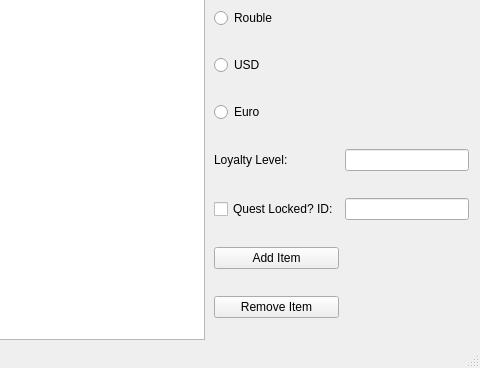
Above: src/gui_assort.ui from ThePi1/SPT-Trader-Builder before the change; both pictures show x 196 to 676 and y 130 to 498 of the 676 by 498 pixel window. Below: the same form after it.
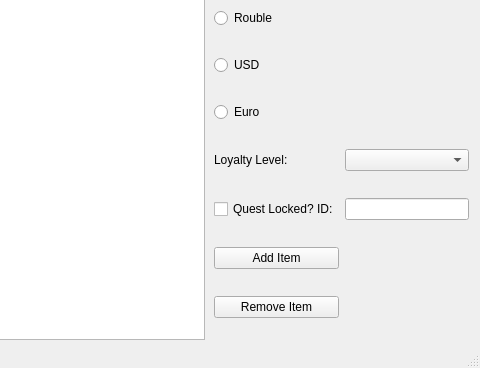
That is the form after the change.

Commit message: AB Loyalty level coneection

What changed in the file:
```diff
--- a/src/gui_assort.ui
+++ b/src/gui_assort.ui
@@ -74,9 +74,6 @@
        </property>
       </widget>
      </item>
-     <item row="5" column="2">
-      <widget class="QLineEdit" name="lineEdit_4"/>
-     </item>
      <item row="6" column="2">
       <widget class="QLineEdit" name="lineEdit"/>
      </item>
@@ -115,6 +112,9 @@
        </property>
       </widget>
      </item>
+     <item row="5" column="2">
+      <widget class="QComboBox" name="ab_loyalty_combo"/>
+     </item>
     </layout>
    </widget>
   </widget>
```
Left out of the diff: 18 changed lines with no effect on the pictures. The commit also changes 4 other files.
